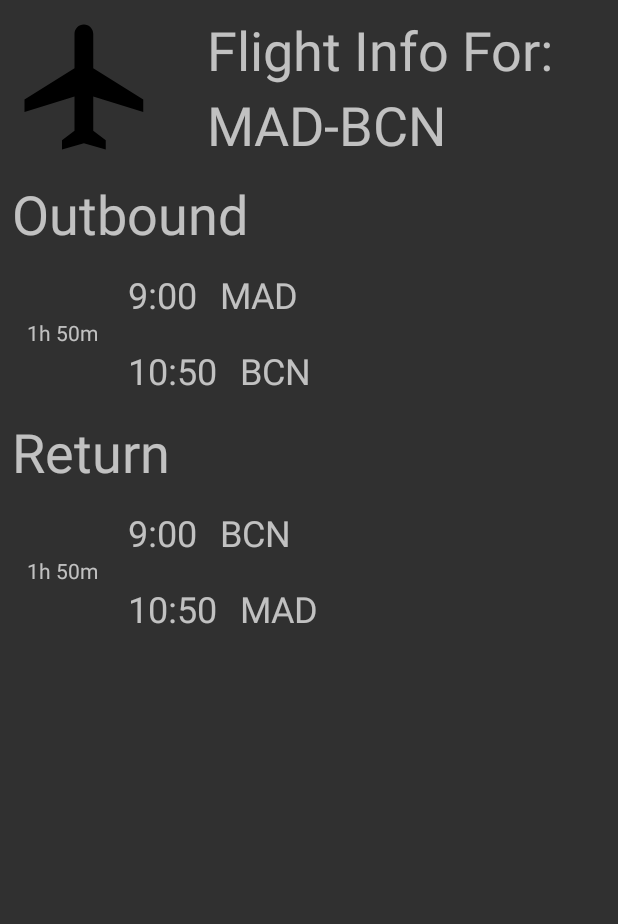
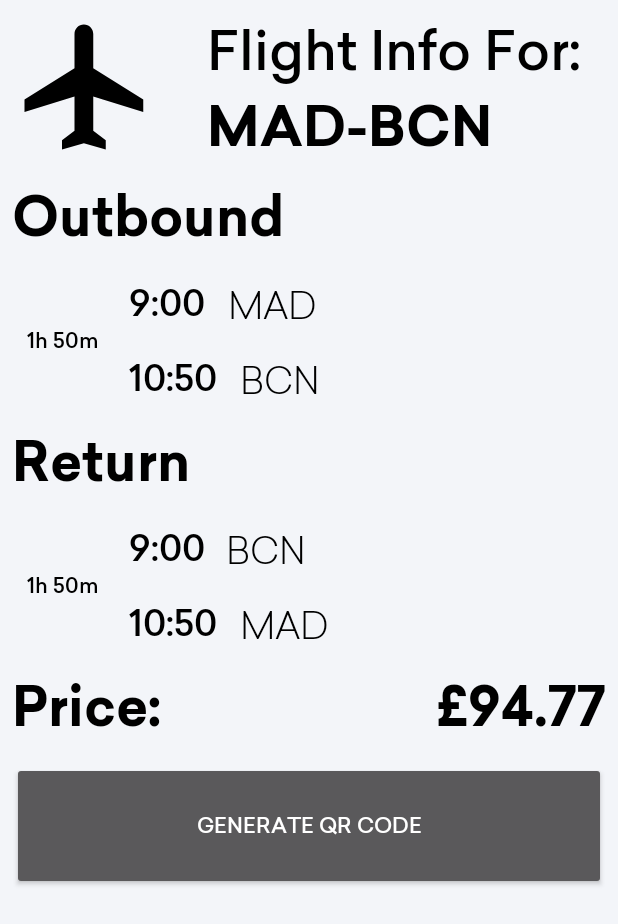
Before and after one commit to krishan001/flight-app, an Android app: the FlightInfo screen opened directly, with no data from a screen before it, on a phone screen of 412 x 824 dp. Shown: the top 924 px of the screen. Run offline under Robolectric (Android 15) with nearby library versions, the phone set to English and light mode, and no system bars; libraries missing offline, so code that uses them is left out: com.journeyapps.barcodescanner.

Commit message:
Added logic and button to generate a QR Code

```diff
--- a/app/src/main/java/com/uni/flightfinder/FlightInfo.kt
+++ b/app/src/main/java/com/uni/flightfinder/FlightInfo.kt
@@ -2,6 +2,11 @@ package com.uni.flightfinder
 
 import androidx.appcompat.app.AppCompatActivity
 import android.os.Bundle
+import android.view.View
+import android.widget.Button
+import android.widget.ImageView
+import com.google.zxing.BarcodeFormat
+import com.journeyapps.barcodescanner.BarcodeEncoder
 
 class FlightInfo : AppCompatActivity() {
 
@@ -9,4 +14,12 @@ class FlightInfo : AppCompatActivity() {
         super.onCreate(savedInstanceState)
         setContentView(R.layout.activity_flight_info)
     }
+
+    // To be called by the onClick of a button in the layout
+    fun generateQRCode(view: View) {
+        val flightString = "this is a longer test string"
+        val encoder = BarcodeEncoder()
+        val qrCode = encoder.encodeBitmap(flightString, BarcodeFormat.QR_CODE, 500, 500)
+
+    }
 }
--- a/app/src/main/res/layout/activity_flight_info.xml
+++ b/app/src/main/res/layout/activity_flight_info.xml
@@ -4,6 +4,7 @@
     xmlns:tools="http://schemas.android.com/tools"
     android:layout_width="match_parent"
     android:layout_height="match_parent"
+    android:background="@color/lightBackground"
     android:padding="8dp"
     tools:context=".FlightInfo">
 
@@ -13,7 +14,32 @@
         android:layout_height="wrap_content"
         android:layout_below="@id/afi_outboundText"
         android:layout_marginTop="110dp"
+        android:fontFamily="@font/sailec_bold"
         android:text="Return"
+        android:textColor="#000000"
+        android:textSize="36dp" />
+
+    <TextView
+        android:id="@+id/afi_returnText2"
+        android:layout_width="wrap_content"
+        android:layout_height="wrap_content"
+        android:layout_below="@+id/afi_returnText"
+        android:layout_marginTop="110dp"
+        android:fontFamily="@font/sailec_bold"
+        android:text="Price:"
+        android:textColor="#000000"
+        android:textSize="36dp" />
+
+    <TextView
+        android:id="@+id/afi_returnText3"
+        android:layout_width="wrap_content"
+        android:layout_height="wrap_content"
+        android:layout_alignBottom="@+id/afi_returnText2"
+        android:layout_alignParentEnd="true"
+        android:layout_marginBottom="0dp"
+        android:fontFamily="@font/sailec_bold"
+        android:text="£94.77"
+        android:textColor="#000000"
         android:textSize="36dp" />
 
     <TextView
@@ -24,7 +50,9 @@
         android:layout_alignStart="@id/afi_returnText"
         android:layout_marginStart="10dp"
         android:layout_marginTop="45dp"
-        android:text="1h 50m" />
+        android:fontFamily="@font/sailec_medium"
+        android:text="1h 50m"
+        android:textColor="#000000" />
 
     <TextView
         android:id="@+id/afi_returnTime1Data"
@@ -34,7 +62,9 @@
         android:layout_marginStart="20dp"
         android:layout_marginTop="-32dp"
         android:layout_toEndOf="@id/afi_returnTimeData"
+        android:fontFamily="@font/sailec_medium"
         android:text="9:00"
+        android:textColor="#000000"
         android:textSize="24dp" />
 
     <TextView
@@ -45,29 +75,33 @@
         android:layout_marginStart="20dp"
         android:layout_marginBottom="-32dp"
         android:layout_toEndOf="@id/afi_returnTimeData"
+        android:fontFamily="@font/sailec_medium"
         android:text="10:50"
+        android:textColor="#000000"
         android:textSize="24dp" />
 
     <TextView
         android:id="@+id/afi_returnLoc1Data"
         android:layout_width="wrap_content"
         android:layout_height="wrap_content"
-        android:layout_alignTop="@id/afi_returnTime1Data"
-        android:layout_marginStart="15dp"
-        android:layout_marginTop="0dp"
+        android:layout_alignBottom="@+id/afi_returnTime1Data"
+        android:layout_marginStart="14dp"
         android:layout_toEndOf="@id/afi_returnTime1Data"
+        android:fontFamily="@font/sailec_light"
         android:text="BCN"
+        android:textColor="#000000"
         android:textSize="24dp" />
 
     <TextView
         android:id="@+id/afi_returnLoc2Data"
         android:layout_width="wrap_content"
         android:layout_height="wrap_content"
-        android:layout_alignTop="@id/afi_returnTime2Data"
+        android:layout_alignBottom="@+id/afi_returnTime2Data"
         android:layout_marginStart="15dp"
-        android:layout_marginTop="0dp"
         android:layout_toEndOf="@id/afi_returnTime2Data"
+        android:fontFamily="@font/sailec_light"
         android:text="MAD"
+        android:textColor="#000000"
         android:textSize="24dp" />
 
     <ImageView
@@ -83,8 +117,10 @@
         android:layout_centerInParent="false"
         android:layout_marginLeft="30dp"
         android:layout_toRightOf="@id/afi_imageView1"
+        android:fontFamily="@font/sailec_medium"
         android:gravity="center|center_horizontal|left"
         android:text="Flight Info For:"
+        android:textColor="#000000"
         android:textSize="36sp" />
 
     <TextView
@@ -94,8 +130,10 @@
         android:layout_below="@id/afi_flightNameText"
         android:layout_alignLeft="@id/afi_flightNameText"
         android:layout_centerInParent="false"
+        android:fontFamily="@font/sailec_bold"
         android:gravity="center|center_horizontal|left"
         android:text="MAD-BCN"
+        android:textColor="#000000"
         android:textSize="36sp" />
 
     <TextView
@@ -104,7 +142,9 @@
         android:layout_height="wrap_content"
         android:layout_below="@+id/afi_imageView1"
         android:layout_marginTop="10dp"
+        android:fontFamily="@font/sailec_bold"
         android:text="Outbound"
+        android:textColor="#000000"
         android:textSize="36dp" />
 
     <TextView
@@ -115,7 +155,9 @@
         android:layout_alignStart="@+id/afi_outboundText"
         android:layout_marginStart="10dp"
         android:layout_marginTop="45dp"
-        android:text="1h 50m" />
+        android:fontFamily="@font/sailec_medium"
+        android:text="1h 50m"
+        android:textColor="#000000" />
 
     <TextView
         android:id="@+id/afi_outboundTime1Data"
@@ -125,7 +167,9 @@
         android:layout_marginStart="20dp"
         android:layout_marginTop="-32dp"
         android:layout_toEndOf="@+id/afi_outbountTimeData"
+        android:fontFamily="@font/sailec_medium"
         android:text="9:00"
+        android:textColor="#000000"
         android:textSize="24dp" />
 
     <TextView
@@ -136,29 +180,43 @@
         android:layout_marginStart="20dp"
         android:layout_marginBottom="-32dp"
         android:layout_toEndOf="@+id/afi_outbountTimeData"
+        android:fontFamily="@font/sailec_medium"
         android:text="10:50"
+        android:textColor="#000000"
         android:textSize="24dp" />
 
     <TextView
         android:id="@+id/afi_outbountLoc1Data"
         android:layout_width="wrap_content"
         android:layout_height="wrap_content"
-        android:layout_alignTop="@+id/afi_outboundTime1Data"
+        android:layout_alignBottom="@+id/afi_outboundTime1Data"
         android:layout_marginStart="15dp"
-        android:layout_marginTop="0dp"
         android:layout_toEndOf="@+id/afi_outboundTime1Data"
+        android:fontFamily="@font/sailec_light"
         android:text="MAD"
+        android:textColor="#000000"
         android:textSize="24dp" />
 
     <TextView
         android:id="@+id/afi_outbountLoc2Data"
         android:layout_width="wrap_content"
         android:layout_height="wrap_content"
-        android:layout_alignTop="@id/afi_outboundTime2Data"
+        android:layout_alignBottom="@+id/afi_outboundTime2Data"
         android:layout_marginStart="15dp"
-        android:layout_marginTop="0dp"
         android:layout_toEndOf="@id/afi_outboundTime2Data"
+        android:fontFamily="@font/sailec_light"
         android:text="BCN"
+        android:textColor="#000000"
         android:textSize="24dp" />
 
+    <Button
+        android:id="@+id/afi_qrbutton"
+        android:layout_width="match_parent"
+        android:layout_height="85dp"
+        android:layout_below="@+id/afi_returnText2"
+        android:layout_marginTop="10dp"
+        android:fontFamily="@font/sailec_medium"
+        android:onClick="generateQRCode"
+        android:text="Generate QR Code" />
+
 </RelativeLayout>
```
